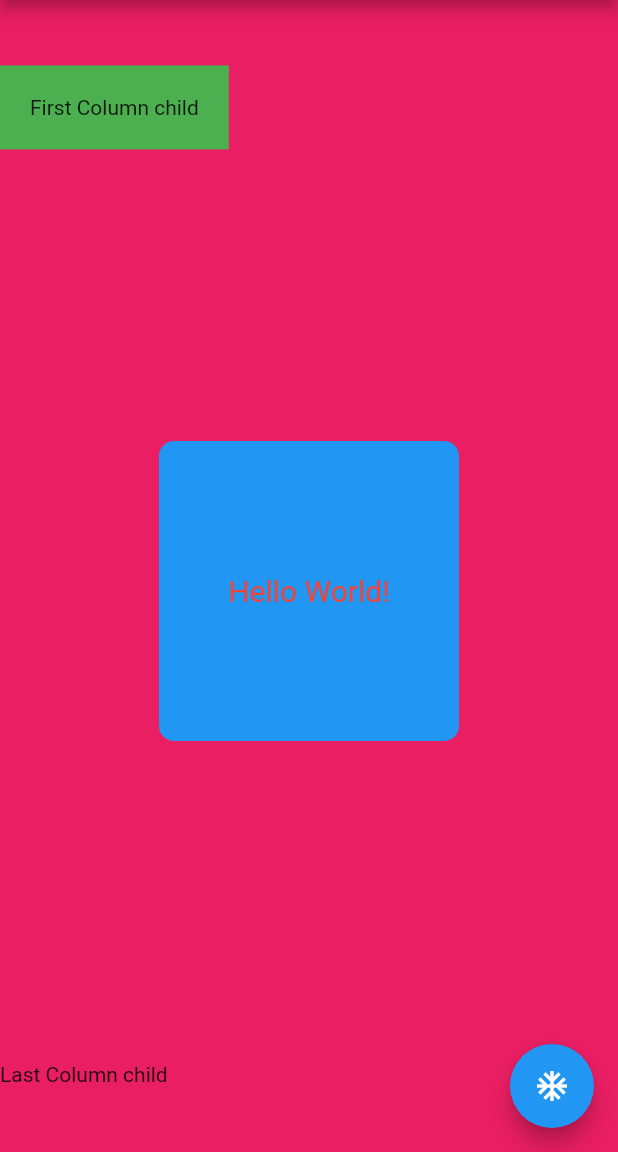
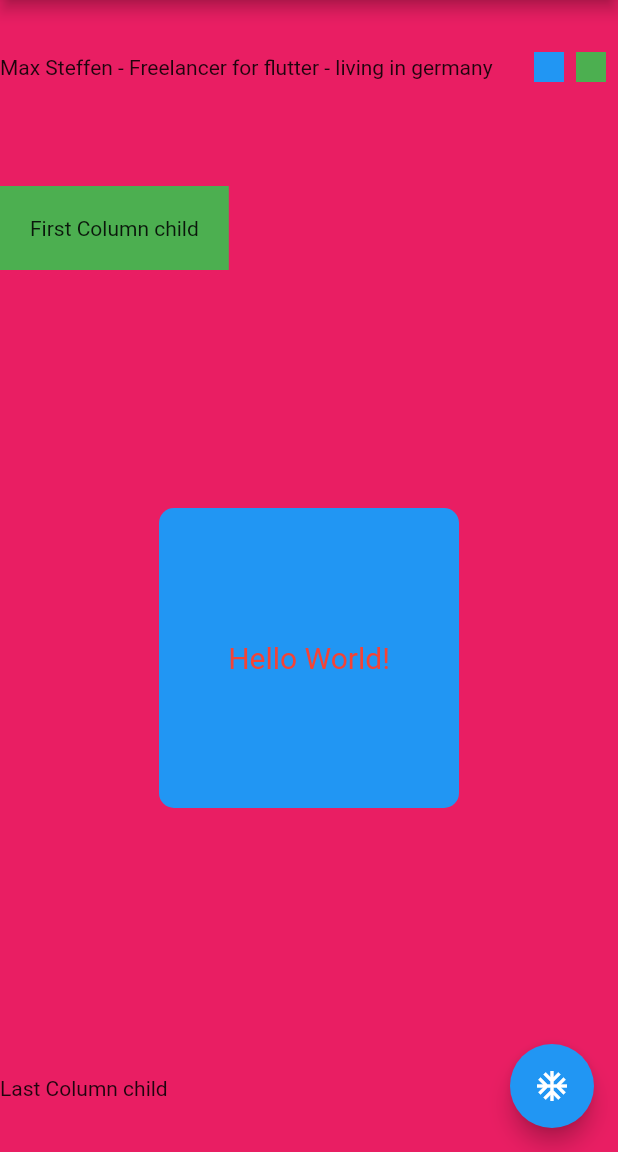
Before and after one commit to OpenSphereSoftware/FlutterMadeEasy_ZeroToMastery, a Flutter app: the screen it shows after launch, on a phone screen of 412 x 824 dp, the part 84-1236 px from its top. Run offline on Flutter 3.47's test engine with Material 2 defaults, Android fonts, the phone set to English and light mode, and no system bars.

Commit message:
2.7 row, flexible, expanded

```diff
--- a/2_flutter/lib/main.dart
+++ b/2_flutter/lib/main.dart
@@ -20,6 +20,34 @@ class MyApp extends StatelessWidget {
             crossAxisAlignment: CrossAxisAlignment.start,
             mainAxisAlignment: MainAxisAlignment.spaceAround,
             children: [
+              Row(
+                mainAxisAlignment: MainAxisAlignment.start,
+                children: [
+                  const Expanded(
+                    child: Text(
+                      'Max Steffen - Freelancer for flutter - living in germany',
+                      maxLines: 1,
+                      overflow: TextOverflow.ellipsis,
+                    ),
+                  ),
+                  Container(
+                    height: 20,
+                    width: 20,
+                    color: Colors.blue,
+                  ),
+                  const SizedBox(
+                    width: 8,
+                  ),
+                  Container(
+                    height: 20,
+                    width: 20,
+                    color: Colors.green,
+                  ),
+                  const SizedBox(
+                    width: 8,
+                  ),
+                ],
+              ),
               Container(
                 color: Colors.green,
                 child: const Padding(
```
